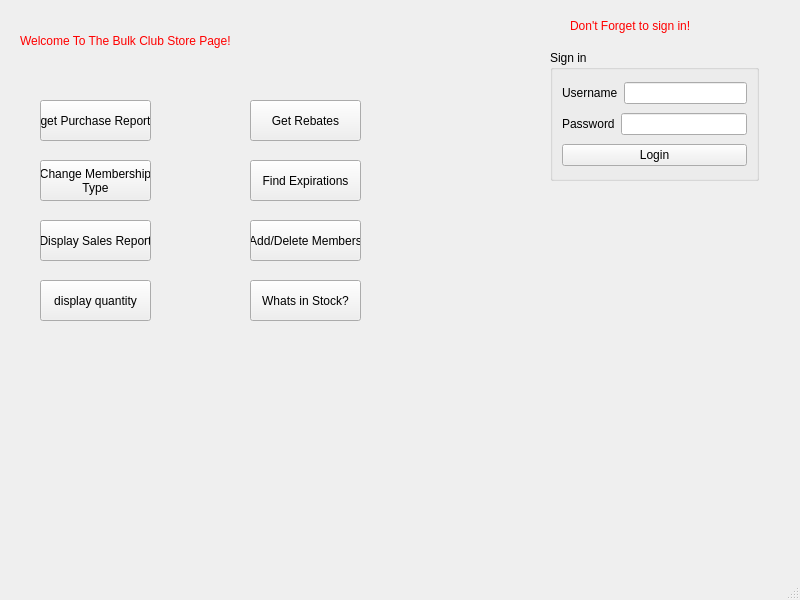
This is mainwindow.ui in Andrew-D-H/CS1C-Project-2 as Qt 5 draws it before an edit. The edited form follows.
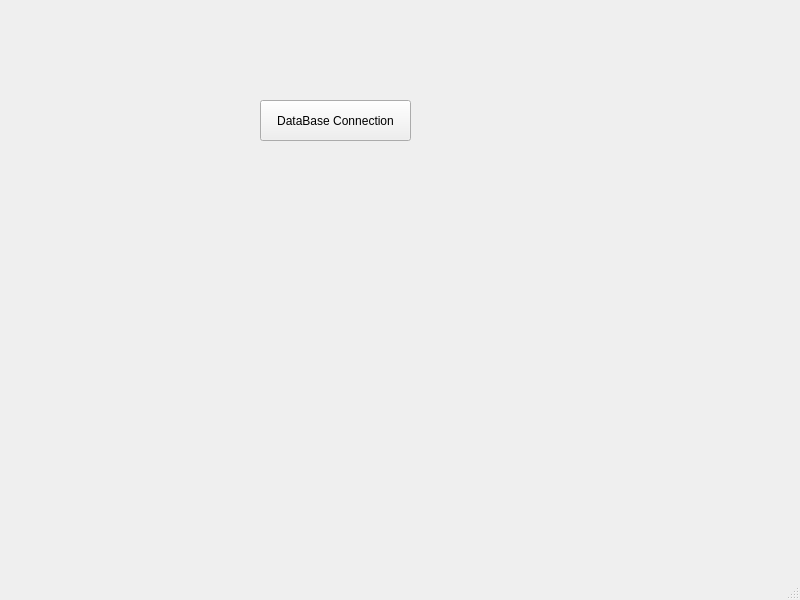
This is the edited form.

Commit message:
Script for reading sql Data from jerrys txt files
You need to change a few variables in main specific to your machine, but this should make it much easier to work on the project.

```diff
--- a/mainwindow.ui
+++ b/mainwindow.ui
@@ -14,193 +14,17 @@
    <string>MainWindow</string>
   </property>
   <widget class="QWidget" name="centralwidget">
-   <widget class="QGroupBox" name="groupBox">
-    <property name="geometry">
-     <rect>
-      <x>550</x>
-      <y>50</y>
-      <width>209</width>
-      <height>131</height>
-     </rect>
-    </property>
-    <property name="title">
-     <string>Sign in</string>
-    </property>
-    <layout class="QVBoxLayout" name="verticalLayout">
-     <item>
-      <layout class="QHBoxLayout" name="horizontalLayout">
-       <item>
-        <widget class="QLabel" name="label">
-         <property name="text">
-          <string>Username</string>
-         </property>
-        </widget>
-       </item>
-       <item>
-        <widget class="QLineEdit" name="lineEdit_username"/>
-       </item>
-      </layout>
-     </item>
-     <item>
-      <layout class="QHBoxLayout" name="horizontalLayout_2">
-       <item>
-        <widget class="QLabel" name="label_2">
-         <property name="text">
-          <string>Password</string>
-         </property>
-        </widget>
-       </item>
-       <item>
-        <widget class="QLineEdit" name="lineEdit_password"/>
-       </item>
-      </layout>
-     </item>
-     <item>
-      <widget class="QPushButton" name="pushButton_Login">
-       <property name="text">
-        <string>Login</string>
-       </property>
-      </widget>
-     </item>
-    </layout>
-   </widget>
-   <widget class="QLabel" name="label_3">
-    <property name="geometry">
-     <rect>
-      <x>20</x>
-      <y>20</y>
-      <width>501</width>
-      <height>41</height>
-     </rect>
-    </property>
-    <property name="styleSheet">
-     <string notr="true">font: 20pt &quot;Comic Sans MS&quot;;
-color: #FF0000;</string>
-    </property>
-    <property name="text">
-     <string>Welcome To The Bulk Club Store Page!</string>
-    </property>
-   </widget>
-   <widget class="QLabel" name="label_4">
-    <property name="geometry">
-     <rect>
-      <x>570</x>
-      <y>10</y>
-      <width>181</width>
-      <height>31</height>
-     </rect>
-    </property>
-    <property name="styleSheet">
-     <string notr="true">font: 11pt &quot;Comic Sans MS&quot;;
-color: #ff0000;</string>
-    </property>
-    <property name="text">
-     <string>Don't Forget to sign in!</string>
-    </property>
-   </widget>
-   <widget class="QPushButton" name="purchaseReport_Button">
-    <property name="geometry">
-     <rect>
-      <x>40</x>
-      <y>100</y>
-      <width>111</width>
-      <height>41</height>
-     </rect>
-    </property>
-    <property name="text">
-     <string>get Purchase Report</string>
-    </property>
-   </widget>
    <widget class="QPushButton" name="pushButton">
     <property name="geometry">
      <rect>
-      <x>40</x>
-      <y>160</y>
-      <width>111</width>
-      <height>41</height>
-     </rect>
-    </property>
-    <property name="text">
-     <string>Change Membership 
-Type</string>
-    </property>
-   </widget>
-   <widget class="QPushButton" name="purchaseReport_Button_2">
-    <property name="geometry">
-     <rect>
-      <x>40</x>
-      <y>220</y>
-      <width>111</width>
-      <height>41</height>
-     </rect>
-    </property>
-    <property name="text">
-     <string>Display Sales Report</string>
-    </property>
-   </widget>
-   <widget class="QPushButton" name="pushButton_2">
-    <property name="geometry">
-     <rect>
-      <x>40</x>
-      <y>280</y>
-      <width>111</width>
-      <height>41</height>
-     </rect>
-    </property>
-    <property name="text">
-     <string>display quantity</string>
-    </property>
-   </widget>
-   <widget class="QPushButton" name="purchaseReport_Button_3">
-    <property name="geometry">
-     <rect>
-      <x>250</x>
+      <x>260</x>
       <y>100</y>
-      <width>111</width>
+      <width>151</width>
       <height>41</height>
      </rect>
     </property>
     <property name="text">
-     <string>Get Rebates</string>
-    </property>
-   </widget>
-   <widget class="QPushButton" name="pushButton_3">
-    <property name="geometry">
-     <rect>
-      <x>250</x>
-      <y>160</y>
-      <width>111</width>
-      <height>41</height>
-     </rect>
-    </property>
-    <property name="text">
-     <string>Find Expirations</string>
-    </property>
-   </widget>
-   <widget class="QPushButton" name="purchaseReport_Button_4">
-    <property name="geometry">
-     <rect>
-      <x>250</x>
-      <y>220</y>
-      <width>111</width>
-      <height>41</height>
-     </rect>
-    </property>
-    <property name="text">
-     <string>Add/Delete Members</string>
-    </property>
-   </widget>
-   <widget class="QPushButton" name="pushButton_4">
-    <property name="geometry">
-     <rect>
-      <x>250</x>
-      <y>280</y>
-      <width>111</width>
-      <height>41</height>
-     </rect>
-    </property>
-    <property name="text">
-     <string>Whats in Stock?</string>
+     <string>DataBase Connection</string>
     </property>
    </widget>
   </widget>
```
The commit also changes 5 other files.
